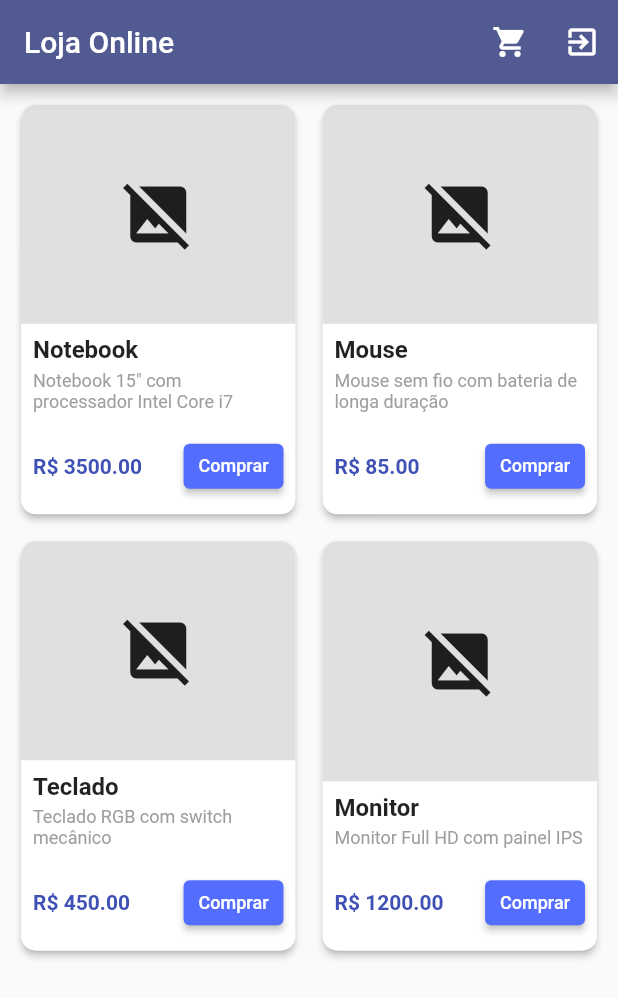
After one commit to manuelzzz/tela_login_u2_e1, a Flutter app: the LojaOnlinePage screen opened directly, on a phone screen of 412 x 824 dp. The commit adds this screen. Shown: the top 998 px of the screen. Run offline on Flutter 3.47's test engine with Material 3 defaults, Android fonts, the phone set to English and light mode, and no system bars; network calls fail.

Commit message:
Adiciona a página LojaOnline e o widget ProdutoWidget com layout de exibição de produtos

```diff
--- a/lib/src/pages/login_page.dart
+++ b/lib/src/pages/login_page.dart
@@ -3,6 +3,7 @@ import 'dart:developer';
 import 'package:flutter/material.dart';
 import 'package:tela_login_u2_e1/src/utils/validator_utils.dart';
 import 'package:tela_login_u2_e1/src/widgets/login_with_icon.dart';
+import 'package:tela_login_u2_e1/src/pages/loja_online.dart';
 
 class LoginPage extends StatefulWidget {
   const LoginPage({super.key});
@@ -15,6 +16,8 @@ class _LoginPageState extends State<LoginPage> {
   final formKey = GlobalKey<FormState>();
   final loginController = TextEditingController();
   final senhaController = TextEditingController();
+
+  String? _mensagemErro;
 
   @override
   Widget build(BuildContext context) {
@@ -78,13 +81,25 @@ class _LoginPageState extends State<LoginPage> {
                     uri:
                         "https://img.icons8.com/?size=100&id=30840&format=png&color=000000",
                   ),
-                ],
-              ),
+                  ],
+                ),
               ElevatedButton(
                 onPressed: () {
-                  formKey.currentState?.validate();
-                  log("Login: ${loginController.text}");
-                  log("Senha: ${senhaController.text}");
+                  if (formKey.currentState?.validate() ?? false) {
+                    if (loginController.text == 'admin' && senhaController.text == '123456') {
+                      setState(() {
+                        _mensagemErro = null;
+                      });
+                      Navigator.pushReplacement(
+                        context,
+                        MaterialPageRoute(builder: (context) => const LojaOnlinePage()),
+                      );
+                    } else {
+                      setState(() {
+                        _mensagemErro = "Credenciais inválidas";
+                      });
+                    }
+                  }
                 },
                 style: const ButtonStyle(
                   minimumSize: WidgetStatePropertyAll(
--- /dev/null
+++ b/lib/src/pages/loja_online.dart
@@ -0,0 +1,62 @@
+import 'package:flutter/material.dart';
+import 'package:tela_login_u2_e1/src/pages/login_page.dart';
+import 'package:tela_login_u2_e1/src/widgets/produto_widget.dart';
+
+class LojaOnlinePage extends StatelessWidget {
+  const LojaOnlinePage({super.key});
+
+  @override
+  Widget build(BuildContext context) {
+    return Scaffold(
+      appBar: AppBar(
+        title: const Text('Loja Online'),
+        actions: [
+          IconButton(
+            icon: const Icon(Icons.shopping_cart),
+            onPressed: () {},
+          ),
+          IconButton(
+            icon: const Icon(Icons.exit_to_app),
+            onPressed: () {
+              Navigator.pushReplacement(
+                context,
+                MaterialPageRoute(builder: (context) => const LoginPage()),
+              );
+            },
+          ),
+        ],
+      ),
+      body: Padding(
+        padding: const EdgeInsets.all(10.0),
+        child: GridView.count(
+          crossAxisCount: 2,
+          childAspectRatio: 0.68, // Ajusta a proporção dos cards para caber o texto
+          crossAxisSpacing: 10,
+          mainAxisSpacing: 10,
+          children: const [
+            ProdutoWidget(
+              nome: 'Notebook',
+              descricao: 'Notebook 15" com processador Intel Core i7',
+              preco: 3500.00,
+            ),
+            ProdutoWidget(
+              nome: 'Mouse',
+              descricao: 'Mouse sem fio com bateria de longa duração',
+              preco: 85.00,
+            ),
+            ProdutoWidget(
+              nome: 'Teclado',
+              descricao: 'Teclado RGB com switch mecânico',
+              preco: 450.00,
+            ),
+            ProdutoWidget(
+              nome: 'Monitor',
+              descricao: 'Monitor Full HD com painel IPS',
+              preco: 1200.00,
+            ),
+          ],
+        ),
+      ),
+    );
+  }
+}
--- /dev/null
+++ b/lib/src/widgets/produto_widget.dart
@@ -0,0 +1,78 @@
+import 'package:flutter/material.dart';
+
+class ProdutoWidget extends StatelessWidget {
+  final String nome;
+  final String descricao;
+  final double preco;
+
+  const ProdutoWidget({
+    super.key,
+    required this.nome,
+    required this.descricao,
+    required this.preco,
+  });
+
+  @override
+  Widget build(BuildContext context) {
+    return Card(
+      elevation: 2,
+      shape: RoundedRectangleBorder(borderRadius: BorderRadius.circular(10)),
+      child: Column(
+        crossAxisAlignment: CrossAxisAlignment.start,
+        children: [
+          // Área da imagem (Placeholder cinza com ícone)
+          Expanded(
+            child: Container(
+              decoration: const BoxDecoration(
+                color: Color(0xFFE0E0E0),
+                borderRadius: BorderRadius.vertical(top: Radius.circular(10)),
+              ),
+              width: double.infinity,
+              child: const Icon(Icons.image_not_supported, size: 50, color: Colors.black87),
+            ),
+          ),
+          // Área de informações do produto
+          Padding(
+            padding: const EdgeInsets.all(8.0),
+            child: Column(
+              crossAxisAlignment: CrossAxisAlignment.start,
+              children: [
+                Text(nome, style: const TextStyle(fontWeight: FontWeight.bold, fontSize: 16)),
+                const SizedBox(height: 4),
+                Text(
+                  descricao,
+                  style: const TextStyle(fontSize: 12, color: Colors.grey),
+                  maxLines: 2,
+                  overflow: TextOverflow.ellipsis,
+                ),
+                const SizedBox(height: 12),
+                Row(
+                  mainAxisAlignment: MainAxisAlignment.spaceBetween,
+                  children: [
+                    Text(
+                      'R\$ ${preco.toStringAsFixed(2)}',
+                      style: const TextStyle(
+                        color: Colors.indigo,
+                        fontWeight: FontWeight.bold,
+                        fontSize: 14
+                      ),
+                    ),
+                    ElevatedButton(
+                      onPressed: () {},
+                      style: ElevatedButton.styleFrom(
+                        backgroundColor: Colors.indigoAccent,
+                        padding: const EdgeInsets.symmetric(horizontal: 10, vertical: 0),
+                        minimumSize: const Size(0, 30),
+                      ),
+                      child: const Text('Comprar', style: TextStyle(fontSize: 12)),
+                    )
+                  ],
+                )
+              ],
+            ),
+          )
+        ],
+      ),
+    );
+  }
+}
```
